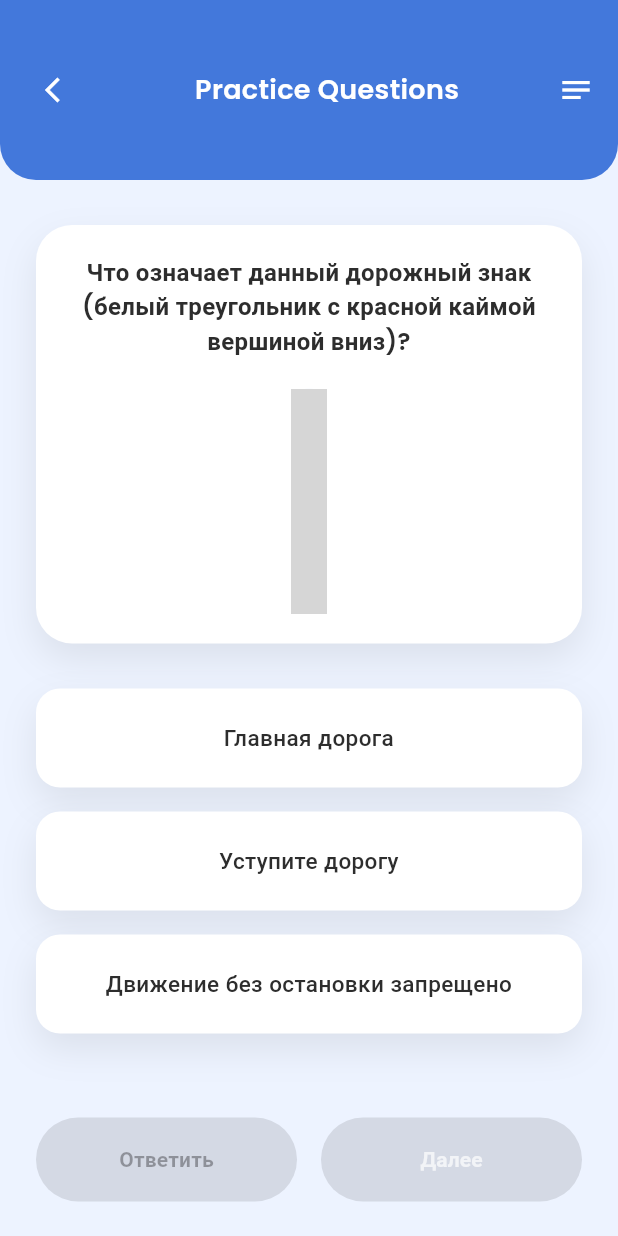
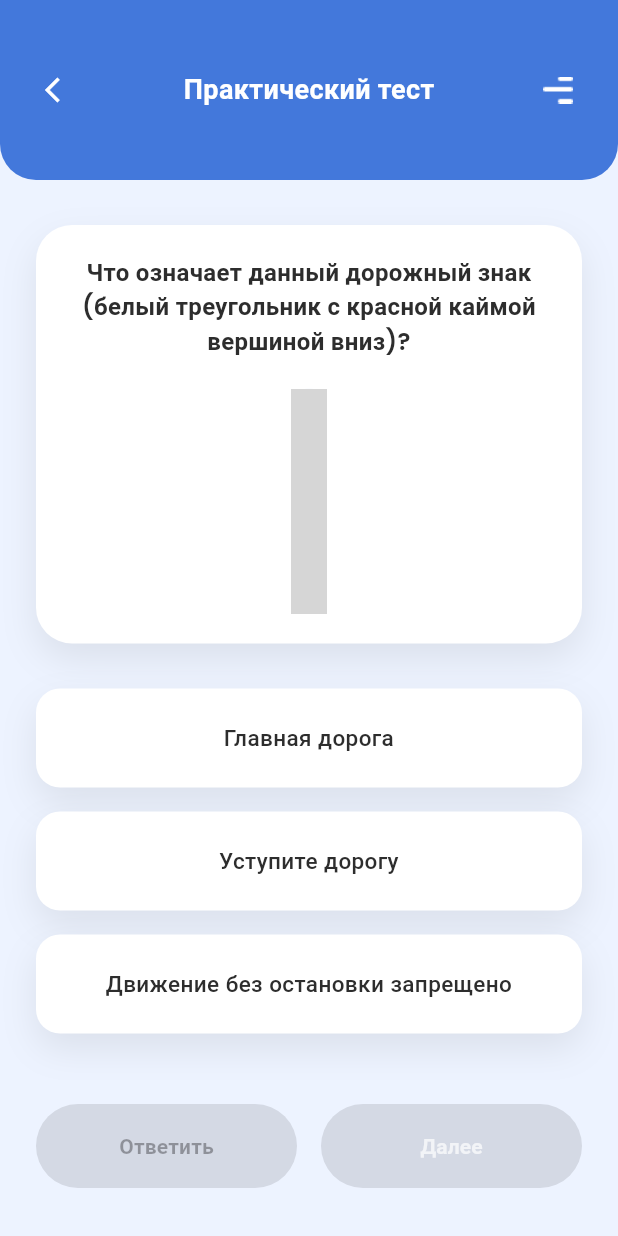
Before and after one commit to hitch-2/pdd_app, a Flutter app: the PracticeScreen screen opened directly, on a phone screen of 412 x 824 dp. Run offline on Flutter 3.47's test engine with Material 3 defaults, Android fonts, the phone set to English and light mode, and no system bars; our stand-ins replace google_fonts, sqflite; accounts and stored records are empty; grey boxes are pictures that could not be loaded.

Commit message:
vw litile chages

```diff
--- a/lib/screens/practice_screen.dart
+++ b/lib/screens/practice_screen.dart
@@ -17,6 +17,9 @@ class _PracticeScreenState extends State<PracticeScreen> {
   int? selectedIndex;
   bool isAnswered = false;
   bool showProgress = false;
+
+  int correctAnswers = 0;
+  int wrongAnswers = 0;
 
   // Та самая "дымка" (мягкая тень для объема)
   List<BoxShadow> get _softShadow => [
@@ -41,6 +44,14 @@ class _PracticeScreenState extends State<PracticeScreen> {
   void _checkAnswer() async {
     if (selectedIndex == null || isAnswered) return;
     bool isCorrect = selectedIndex == questions[currentIndex].correctOption;
+
+    // Считаем стату
+    if (isCorrect) {
+      correctAnswers++;
+    } else {
+      wrongAnswers++;
+    }
+
     await DBHelper.instance.updateQuestionWeight(questions[currentIndex].id!, isCorrect);
     setState(() => isAnswered = true);
   }
@@ -99,6 +110,8 @@ class _PracticeScreenState extends State<PracticeScreen> {
           Column(
             children: [
               _buildHeader(),
+
+              // Область со скроллом (Вопрос + Варианты + Объяснение)
               Expanded(
                 child: SingleChildScrollView(
                   padding: const EdgeInsets.symmetric(horizontal: 24, vertical: 30),
@@ -110,6 +123,7 @@ class _PracticeScreenState extends State<PracticeScreen> {
                         return _buildOptionCard(index, currentQuestion);
                       }),
 
+                      // Объяснение ответа (если ответил)
                       if (isAnswered && currentQuestion.explanation != null) ...[
                         const SizedBox(height: 10),
                         Container(
@@ -138,12 +152,20 @@ class _PracticeScreenState extends State<PracticeScreen> {
                           ),
                         ),
                       ],
-
-                      const SizedBox(height: 40),
-                      _buildControlButtons(),
                     ],
                   ),
                 ),
+              ),
+
+              // Фиксированная панель с кнопками внизу
+              Container(
+                padding: const EdgeInsets.fromLTRB(24, 16, 24, 32), // Отступ снизу чуть больше для красоты
+                decoration: BoxDecoration(
+                  color: AppColors.background,
+                  // Можно добавить легкую тень сверху, чтобы отделить скролл, если хочешь:
+                  // boxShadow: [BoxShadow(color: Colors.black.withOpacity(0.05), blurRadius: 10, offset: const Offset(0, -5))],
+                ),
+                child: _buildControlButtons(),
               ),
             ],
           ),
@@ -158,10 +180,10 @@ class _PracticeScreenState extends State<PracticeScreen> {
               ),
             ),
 
-          // Анимированная панель прогресса (теперь опускается ниже — top: 140)
+          // Анимированная панель прогресса
           AnimatedPositioned(
             duration: const Duration(milliseconds: 500),
-            curve: Curves.easeOutBack, // Более приятная анимация "с отскоком"
+            curve: Curves.easeOutBack,
             top: showProgress ? 140 : -300,
             left: 0,
             right: 0,
@@ -193,7 +215,7 @@ class _PracticeScreenState extends State<PracticeScreen> {
               GestureDetector(
                 onTap: () => setState(() => showProgress = !showProgress),
                 child: Text(
-                  "Practice Questions",
+                  "Практический тест", // <-- Поменяли название
                   style: GoogleFonts.poppins(
                     color: Colors.white,
                     fontSize: 18,
@@ -201,7 +223,11 @@ class _PracticeScreenState extends State<PracticeScreen> {
                   ),
                 ),
               ),
-              const Icon(Icons.notes, color: Colors.white),
+              // <-- Заменили иконку на картинку
+              IconButton(
+                icon: Image.asset('assets/icons/ic_filter.png', width: 24, color: Colors.white),
+                onPressed: () {}, // Можно добавить открытие фильтров в будущем
+              ),
             ],
           ),
         ),
@@ -211,6 +237,7 @@ class _PracticeScreenState extends State<PracticeScreen> {
 
   Widget _buildQuestionCard(Question question) {
     return Container(
+      width: double.infinity,
       padding: const EdgeInsets.all(20),
       decoration: BoxDecoration(
         color: Colors.white,
@@ -377,6 +404,18 @@ class _PracticeScreenState extends State<PracticeScreen> {
               )
             ],
           ),
+
+          // --- НОВЫЙ БЛОК СО СТАТИСТИКОЙ ---
+          const SizedBox(height: 10),
+          Row(
+            mainAxisAlignment: MainAxisAlignment.spaceEvenly,
+            children: [
+              _buildStatBadge("Верно: $correctAnswers", const Color(0xFF52B788)),
+              _buildStatBadge("Ошибок: $wrongAnswers", const Color(0xFFEF5350)),
+            ],
+          ),
+          // ---------------------------------
+
           const SizedBox(height: 20),
           ClipRRect(
             borderRadius: BorderRadius.circular(10),
@@ -396,4 +435,20 @@ class _PracticeScreenState extends State<PracticeScreen> {
       ),
     );
   }
+
+  // Вспомогательный виджет для красивых "плашек" статистики
+  Widget _buildStatBadge(String text, Color color) {
+    return Container(
+      padding: const EdgeInsets.symmetric(horizontal: 16, vertical: 8),
+      decoration: BoxDecoration(
+        color: color.withOpacity(0.1),
+        borderRadius: BorderRadius.circular(12),
+        border: Border.all(color: color.withOpacity(0.3)),
+      ),
+      child: Text(
+        text,
+        style: GoogleFonts.poppins(color: color, fontWeight: FontWeight.w600, fontSize: 14),
+      ),
+    );
+  }
 }
```
